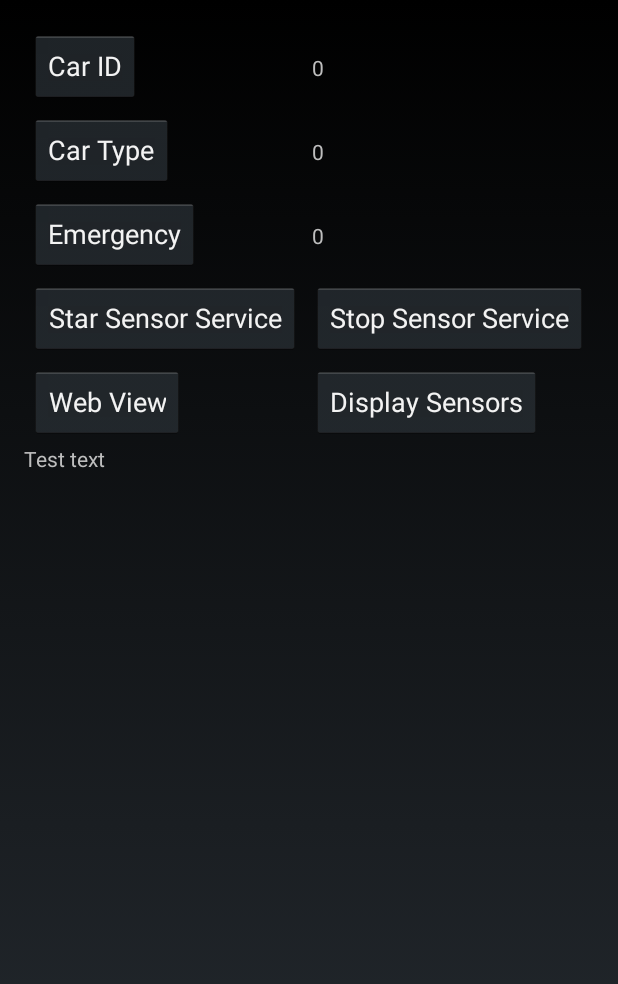
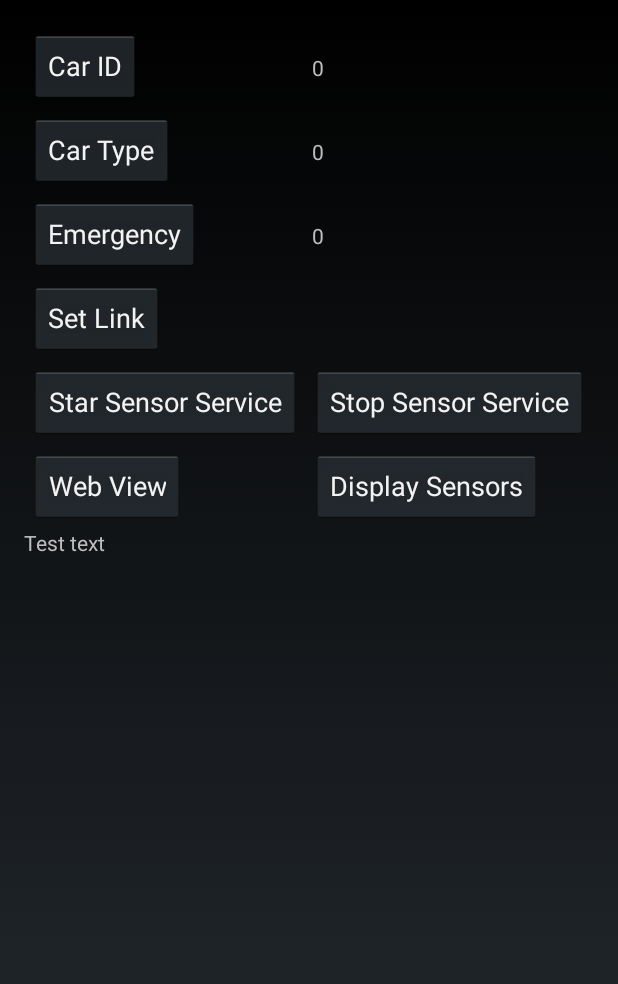
Before and after one commit to JoeriHermans/hackzurich-2016-entry, an Android app: the screen it shows after launch (MainActivity), on a phone screen of 412 x 824 dp. Shown: the top 984 px of the screen. Run offline under Robolectric (Android 15) with nearby library versions, the phone set to English and light mode, and no system bars.

Commit message:
Added Dialog for server link. And new apk

```diff
--- a/CarAppHackZurich/app/src/main/java/com/hackzurich/carapp/carapphackzurich/MainActivity.java
+++ b/CarAppHackZurich/app/src/main/java/com/hackzurich/carapp/carapphackzurich/MainActivity.java
@@ -31,9 +31,11 @@ public class MainActivity extends Activity {
     private Button btStopSensorService;
     private Button btDisplaySensors;
     private Button btInEmergency;
+    private Button btSetlink;
     private TextView tvCarID;
     private TextView tvCarType;
     private TextView tvInEmergency;
+    private TextView tvLink;
     private TextView tvLogArea;
 
     @Override
@@ -54,6 +56,8 @@ public class MainActivity extends Activity {
         btDisplaySensors = (Button) findViewById(R.id.btDisplaySensors);
         btInEmergency = (Button) findViewById(R.id.btInEmergency);
         tvInEmergency = (TextView) findViewById(R.id.tvEmergenecy);
+        btSetlink = (Button) findViewById(R.id.btSetLink);
+        tvLink = (TextView) findViewById(R.id.tvLink);
         tvLogArea = (TextView) findViewById(R.id.tvLogArea);
 
     }
@@ -91,6 +95,10 @@ public class MainActivity extends Activity {
         showInputDialog("Type");
     }
 
+    public void setLink(View view) {
+        showInputDialog("Link");
+    }
+
     protected void showInputDialog(final String type) {
 
         // get prompts.xml view
@@ -117,6 +125,9 @@ public class MainActivity extends Activity {
                             }
 
                         }
+                        else if(type.equals("Link")){
+                            tvLink.setText(editText.getText());
+                        }
                     }
                 })
                 .setNegativeButton("Cancel",
@@ -135,6 +146,7 @@ public class MainActivity extends Activity {
         backgroundIntent.putExtra("CarID", tvCarID.getText().toString());
         backgroundIntent.putExtra("CarType", tvCarType.getText().toString());
         backgroundIntent.putExtra("InEmergency", tvInEmergency.getText().toString());
+        backgroundIntent.putExtra("Link", tvLink.getText().toString());
         startService(backgroundIntent);
         registerReceiver(sensorsSReceiver, new IntentFilter(SensorsService.BROADCAST_ACTION));
     }
@@ -173,4 +185,5 @@ public class MainActivity extends Activity {
         else
             tvInEmergency.setText("0");
     }
+
 }
--- a/CarAppHackZurich/app/src/main/java/com/hackzurich/carapp/carapphackzurich/SensorsService.java
+++ b/CarAppHackZurich/app/src/main/java/com/hackzurich/carapp/carapphackzurich/SensorsService.java
@@ -69,6 +69,7 @@ public class SensorsService extends Service implements SensorEventListener, Loca
     private double sLongitude;
     private double sLatitude;
     private double sSpeed;
+    private String Link;
 
     @Override
     public void onCreate() {
@@ -94,6 +95,7 @@ public class SensorsService extends Service implements SensorEventListener, Loca
         CarID = intent.getStringExtra("CarID");
         CarType = intent.getStringExtra("CarType");
         InEmergenecy = intent.getStringExtra("InEmergency");
+        Link = intent.getStringExtra("Link");
 
 //        handler.postDelayed(sendUpdatesToUI, 1000); // 1 second
         handler.postDelayed(sendUpdatesToUI, 1000);
@@ -154,7 +156,8 @@ public class SensorsService extends Service implements SensorEventListener, Loca
         s += "}";
 
         JSONObject j = null;
-        final String url = "http://172.31.4.246:5000/update";
+//        final String url = "http://172.31.4.246:5000/update";
+        final String url = Link;
         try {
             j = new JSONObject(s);
             Log.i("JSON", s);
--- a/CarAppHackZurich/app/src/main/res/layout/activity_main.xml
+++ b/CarAppHackZurich/app/src/main/res/layout/activity_main.xml
@@ -48,6 +48,15 @@
             android:layout_height="wrap_content" />
 
         <Button
+            android:id="@+id/btSetLink"
+            android:onClick="setLink"
+            android:text="@string/Setlink" />
+        <TextView
+            android:id="@+id/tvLink"
+            android:layout_width="wrap_content"
+            android:layout_height="wrap_content" />
+
+        <Button
             android:id="@+id/btStarSensorService"
             android:onClick="StarSensorService"
             android:text="@string/StarSensorService" />
--- a/CarAppHackZurich/app/src/main/res/values/strings.xml
+++ b/CarAppHackZurich/app/src/main/res/values/strings.xml
@@ -17,4 +17,5 @@
     <string name="WebView">Web View</string>
     <string name="GPS">GPS Location</string>
     <string name="Emergency">Emergency</string>
+    <string name="Setlink">Set Link</string>
 </resources>
```
Also changed, not shown: 1 other file.
